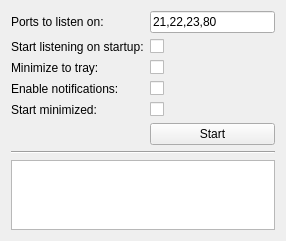
This is MainWindow.ui in raptorswing/Port-Scan-Detector as Qt 5 draws it before an edit. The edited form follows.
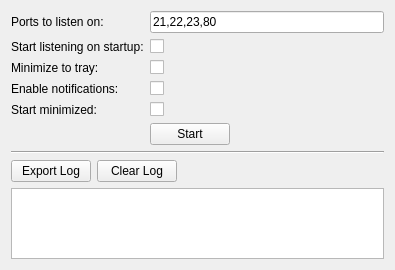
This is the edited form. Icons and pictures are not drawn.

Diff of the .ui file:
```diff
--- a/MainWindow.ui
+++ b/MainWindow.ui
@@ -6,8 +6,8 @@
    <rect>
     <x>0</x>
     <y>0</y>
-    <width>286</width>
-    <height>231</height>
+    <width>395</width>
+    <height>270</height>
    </rect>
   </property>
   <property name="windowTitle">
@@ -38,16 +38,6 @@
         </property>
        </widget>
       </item>
-      <item row="5" column="1">
-       <widget class="QPushButton" name="startButton">
-        <property name="text">
-         <string>Start</string>
-        </property>
-        <property name="checkable">
-         <bool>true</bool>
-        </property>
-       </widget>
-      </item>
       <item row="1" column="0">
        <widget class="QLabel" name="label_3">
         <property name="text">
@@ -113,6 +103,33 @@
         </property>
        </widget>
       </item>
+      <item row="5" column="1">
+       <layout class="QHBoxLayout" name="horizontalLayout_2">
+        <item>
+         <widget class="QPushButton" name="startButton">
+          <property name="text">
+           <string>Start</string>
+          </property>
+          <property name="checkable">
+           <bool>true</bool>
+          </property>
+         </widget>
+        </item>
+        <item>
+         <spacer name="horizontalSpacer_2">
+          <property name="orientation">
+           <enum>Qt::Horizontal</enum>
+          </property>
+          <property name="sizeHint" stdset="0">
+           <size>
+            <width>40</width>
+            <height>20</height>
+           </size>
+          </property>
+         </spacer>
+        </item>
+       </layout>
+      </item>
      </layout>
     </item>
     <item>
@@ -122,6 +139,37 @@
       </property>
      </widget>
     </item>
+    <item>
+     <layout class="QHBoxLayout" name="horizontalLayout">
+      <item>
+       <widget class="QPushButton" name="exportLogButton">
+        <property name="text">
+         <string>Export Log</string>
+        </property>
+       </widget>
+      </item>
+      <item>
+       <widget class="QPushButton" name="clearLogButton">
+        <property name="text">
+         <string>Clear Log</string>
+        </property>
+       </widget>
+      </item>
+      <item>
+       <spacer name="horizontalSpacer">
+        <property name="orientation">
+         <enum>Qt::Horizontal</enum>
+        </property>
+        <property name="sizeHint" stdset="0">
+         <size>
+          <width>40</width>
+          <height>20</height>
+         </size>
+        </property>
+       </spacer>
+      </item>
+     </layout>
+    </item>
     <item>
      <widget class="QPlainTextEdit" name="logTextEdit">
       <property name="readOnly">
```
